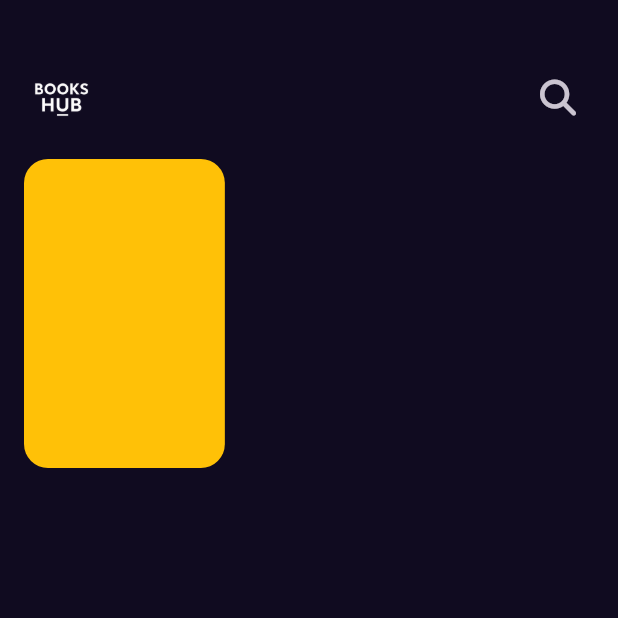
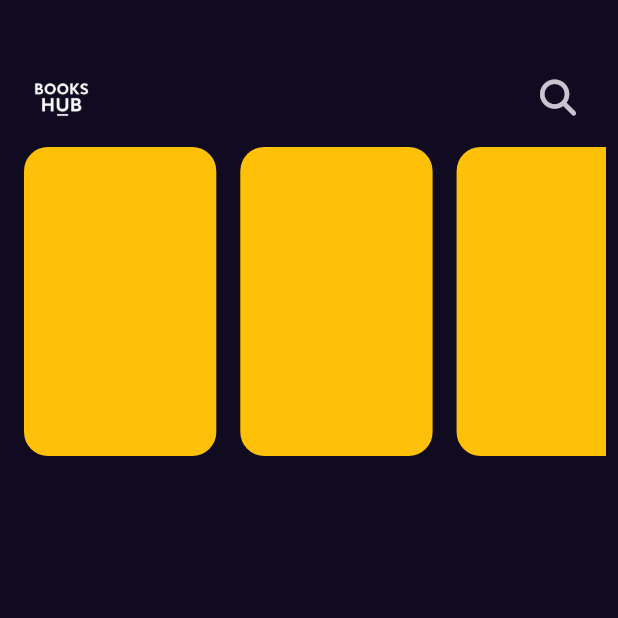
Before and after one commit to MahmoudShbly/books_app, a Flutter app: the screen it shows after launch, on a phone screen of 412 x 824 dp, the top half of it. Run offline on Flutter 3.47's test engine with Material 3 defaults, Android fonts, the phone set to English and light mode, and no system bars; our stand-ins replace font_awesome_flutter, get.

Commit message:
adding featrued list view

```diff
--- a/lib/features/home/presentation/views/widget/custom_app_bar.dart
+++ b/lib/features/home/presentation/views/widget/custom_app_bar.dart
@@ -15,7 +15,7 @@ class CustomAppBar extends StatelessWidget {
           Image.asset(MyAssets.logo, height: 50),
           IconButton(
             onPressed: () {},
-            icon: const Icon(FontAwesomeIcons.magnifyingGlass),
+            icon: const Icon(FontAwesomeIcons.magnifyingGlass,),
           ),
         ],
       ),
--- a/lib/features/home/presentation/views/widget/custom_list_view_item.dart
+++ b/lib/features/home/presentation/views/widget/custom_list_view_item.dart
@@ -5,18 +5,14 @@ class CustomListViewItem extends StatelessWidget {
 
   @override
   Widget build(BuildContext context) {
-    return Padding(
-      padding: const EdgeInsets.all(16.0),
-      child: SizedBox(
-        height: MediaQuery.of(context).size.height * .25,
-        child: AspectRatio(
-          aspectRatio: 2.6 / 4,
-
-          child: Container(
-            decoration: BoxDecoration(
-              borderRadius: BorderRadius.circular(16),
-              color: Colors.amber,
-            ),
+    return AspectRatio(
+      aspectRatio: 2.8 / 4,
+      child: Padding(
+        padding: const EdgeInsets.symmetric(horizontal: 8.0),
+        child: Container(
+          decoration: BoxDecoration(
+            borderRadius: BorderRadius.circular(16),
+            color: Colors.amber,
           ),
         ),
       ),
--- /dev/null
+++ b/lib/features/home/presentation/views/widget/featured_list_view.dart
@@ -0,0 +1,20 @@
+import 'package:flutter/material.dart';
+import 'package:books_app/features/home/presentation/views/widget/custom_list_view_item.dart';
+
+class FeaturedListView extends StatelessWidget {
+  const FeaturedListView({super.key});
+
+  @override
+  Widget build(BuildContext context) {
+    return Padding(
+      padding: const EdgeInsets.all(8.0),
+      child: SizedBox(
+        height: MediaQuery.of(context).size.height * .25,
+        child: ListView.builder(
+          scrollDirection: Axis.horizontal,
+          itemBuilder: (context,index)=>CustomListViewItem(),
+          ),
+      ),
+    );
+  }
+}
--- a/lib/features/home/presentation/views/widget/home_view_body.dart
+++ b/lib/features/home/presentation/views/widget/home_view_body.dart
@@ -1,5 +1,6 @@
 import 'package:books_app/features/home/presentation/views/widget/custom_app_bar.dart';
-import 'package:books_app/features/home/presentation/views/widget/custom_list_view_item.dart';
+
+import 'package:books_app/features/home/presentation/views/widget/featured_list_view.dart';
 import 'package:flutter/material.dart';
 
 class HomeViewBody extends StatelessWidget {
@@ -11,9 +12,8 @@ class HomeViewBody extends StatelessWidget {
       crossAxisAlignment: CrossAxisAlignment.start,
       children: <Widget>[
         CustomAppBar(),
-
-        CustomListViewItem(),
-      ],
+        FeaturedListView(),
+        ],
     );
   }
 }
```
